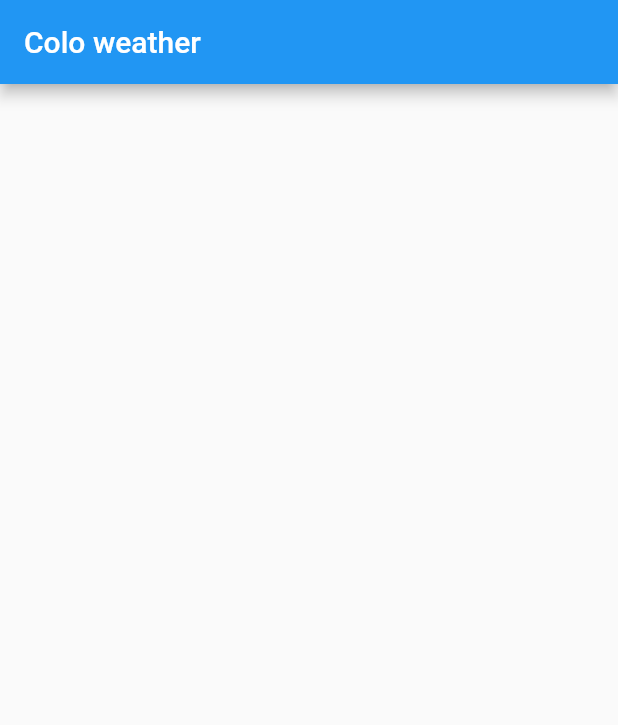
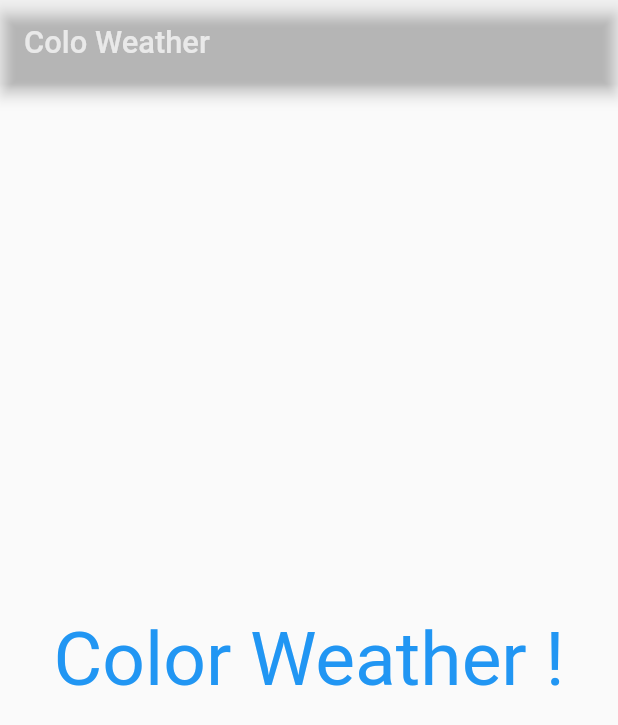
Before and after one commit to juanchosandox90/coloweather, a Flutter app: the screen it shows after launch, on a phone screen of 412 x 824 dp. Shown: the top 725 px of the screen. Run offline on Flutter 3.47's test engine with Material 2 defaults, Android fonts, the phone set to English and light mode, and no system bars; our stand-ins replace geolocator.

Commit message:
dev_01_UIApproach  - Splash approach. Will move everything to the homepage.

```diff
--- a/lib/main.dart
+++ b/lib/main.dart
@@ -1,4 +1,5 @@
 import 'package:flutter/material.dart';
+import 'screens/splash.dart';
 
 void main() {
   runApp(MyApp());
@@ -8,11 +9,7 @@ class MyApp extends StatelessWidget {
   @override
   Widget build(BuildContext context) {
     return MaterialApp(
-        theme: ThemeData.light(),
-        title: 'Welcome to Coloweather',
-        home: Scaffold(
-            appBar: AppBar(
-          title: Text('Colo weather'),
-        )));
+      home: Splash(),
+    );
   }
 }
--- /dev/null
+++ b/lib/screens/splash.dart
@@ -0,0 +1,52 @@
+import 'dart:async';
+
+import 'package:flutter/material.dart';
+import 'package:geolocator/geolocator.dart';
+
+class Splash extends StatefulWidget {
+  @override
+  _SplashState createState() => _SplashState();
+}
+
+class _SplashState extends State<Splash> {
+  Position _position;
+  StreamSubscription<Position> _positionStream;
+  String latitude, longitude;
+
+  @override
+  void initState() {
+    // TODO: implement initState
+    super.initState();
+    var locationOptions =
+        LocationOptions(accuracy: LocationAccuracy.high, distanceFilter: 10);
+    _positionStream = Geolocator()
+        .getPositionStream(locationOptions)
+        .listen((Position position) {
+      _position = position;
+      latitude = position == null ? "Unknow" : position.latitude.toString();
+      longitude = position == null ? "Unknow" : position.longitude.toString();
+      print(latitude + ', ' + longitude);
+    });
+  }
+
+  @override
+  Widget build(BuildContext context) {
+    double width = MediaQuery.of(context).size.width;
+    return Scaffold(
+      appBar: AppBar(
+        backgroundColor: Colors.transparent,
+        title: Text(
+          "Colo Weather",
+          style: TextStyle(
+              fontSize: width * 0.05, color: Colors.white.withOpacity(0.7)),
+        ),
+      ),
+      body: Center(
+        child: Text(
+          "Color Weather !",
+          style: TextStyle(fontSize: 50, color: Colors.blue),
+        ),
+      ),
+    );
+  }
+}
```
